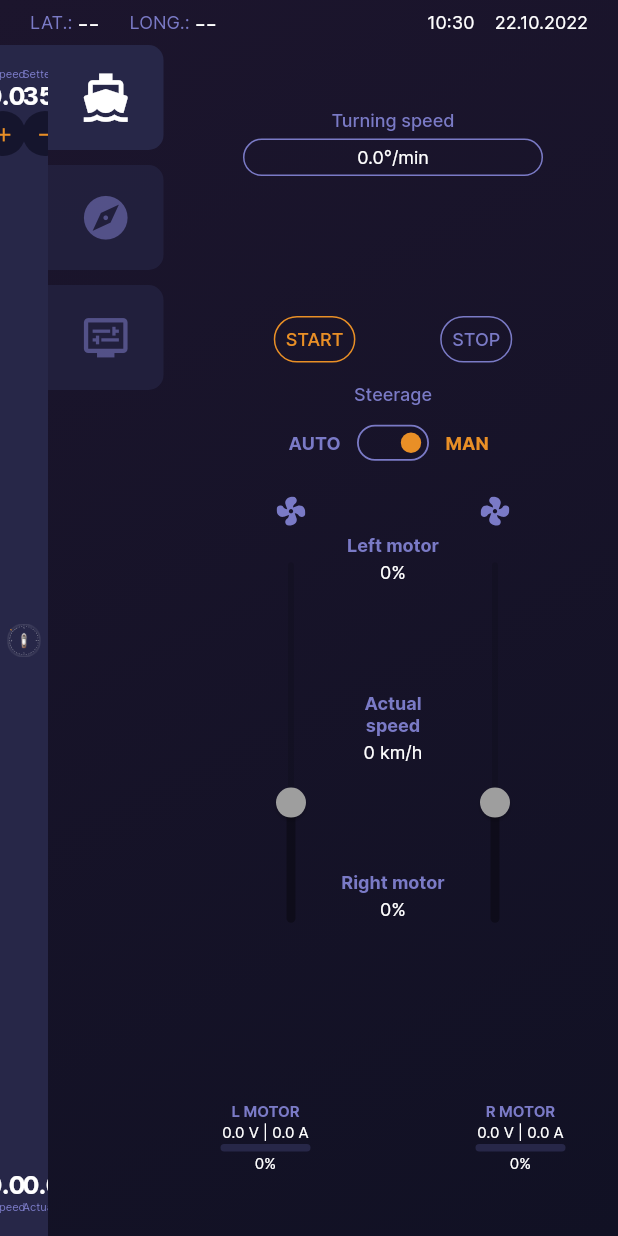
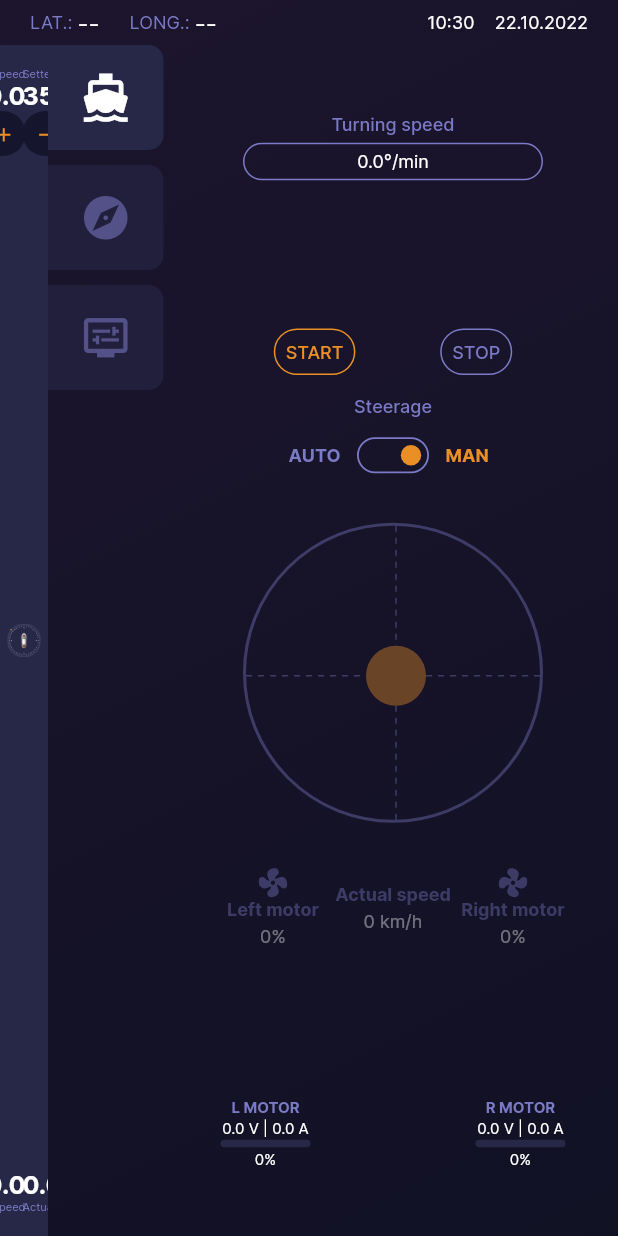
Before and after one commit to Rav-Naz/Boat-Autopilot, a Flutter app: the screen it shows after launch, after a tap on the "remove" icon, on a phone screen of 412 x 824 dp. Run offline on Flutter 3.47's test engine with Material 2 defaults, Android fonts, the phone set to English and light mode, and no system bars; drawn by our look-alikes of auto_size_text, dotted_line; our stand-ins replace animated_flip_counter, flutter_map, flutter_svg, latlong2, shared_preferences; missing offline and left inert: mqtt_client; generated files the repository leaves out were written again.

Commit message:
add joystick

```diff
--- a/lib/views/motor_panel.dart
+++ b/lib/views/motor_panel.dart
@@ -4,6 +4,7 @@ import 'package:auto_size_text/auto_size_text.dart';
 import 'package:boat_autopilot/providers/map_provider.dart';
 import 'package:boat_autopilot/shared/colors.dart';
 import 'package:boat_autopilot/widgets/bipolar_switch.dart';
+import 'package:boat_autopilot/widgets/joystick.dart';
 import 'package:flutter/material.dart';
 import 'package:flutter_svg/flutter_svg.dart';
 import 'package:mqtt_client/mqtt_client.dart';
@@ -113,6 +114,34 @@ class _MotorPanelViewState extends State<MotorPanelView> {
 
   @override
   Widget build(BuildContext context) {
+    var joystick1 = JoyStick(
+        radius: 100,
+        stickRadius: 20,
+        callback: (x, y) {
+          var left = 0;
+          var right = 0;
+          // Lewa gora
+          if (x <= 0 && y >= 0) {
+            left = y + x ~/ 4;
+            right = y - x ~/ 4;
+          }
+          // Prawa gora
+          else if (x >= 0 && y >= 0) {
+            left = y - x ~/ 4;
+            right = y + x ~/ 4;
+          }
+          // Lewy dol
+          else if (x <= 0 && y <= 0) {
+            left = y + x ~/ 4;
+            right = y - x ~/ 4;
+          }
+          // Prawa dol
+          else if (x >= 0 && y <= 0) {
+            left = y - x ~/ 4;
+            right = y + x ~/ 4;
+          }
+          print('left: ${left}, right: ${right}');
+        });
     return ConstrainedBox(
         constraints: const BoxConstraints(
           minWidth: 300.0,
@@ -140,7 +169,7 @@ class _MotorPanelViewState extends State<MotorPanelView> {
               ],
             ),
             Column(
-              mainAxisAlignment: MainAxisAlignment.center,
+              mainAxisAlignment: MainAxisAlignment.spaceBetween,
               crossAxisAlignment: CrossAxisAlignment.center,
               children: [
                 SizedBox(
@@ -173,7 +202,12 @@ class _MotorPanelViewState extends State<MotorPanelView> {
                                 border: Border.all(color: accent))),
                       ),
                       TextButton(
-                        onPressed: engineStarted ? offEngine : null,
+                        onPressed: engineStarted
+                            ? () {
+                                joystick1.reset.call();
+                                offEngine();
+                              }
+                            : null,
                         child: Container(
                             child: const Padding(
                               padding: EdgeInsets.all(7.0),
@@ -216,22 +250,35 @@ class _MotorPanelViewState extends State<MotorPanelView> {
                   );
                 }),
                 Opacity(
-                  opacity: 1,
-                  // opacity: engineStarted ? 1 : 0.4,
-                  child: SizedBox(
-                    height: MediaQuery.of(context).size.height * 0.4,
-                    child: Row(
+                  // opacity: 1,
+                  opacity: engineStarted ? 1 : 0.4,
+                  child: Column(
                     crossAxisAlignment: CrossAxisAlignment.center,
                     mainAxisAlignment: MainAxisAlignment.center,
                     children: manualMode
                         ? [
-                              Column(
-                                mainAxisAlignment: MainAxisAlignment.center,
+                            AbsorbPointer(
+                              absorbing: !engineStarted,
+                              child: Padding(
+                                padding:
+                                    const EdgeInsets.symmetric(vertical: 20),
+                                child: joystick1,
+                              ),
+                            ),
+                            Padding(
+                              padding: const EdgeInsets.all(10),
+                              child: Row(
+                                mainAxisAlignment:
+                                    MainAxisAlignment.spaceAround,
                                 crossAxisAlignment: CrossAxisAlignment.center,
                                 children: [
-                                  Padding(
-                                    padding: const EdgeInsets.all(0.0),
-                                    child: Row(
+                                  SizedBox(
+                                    width: 80,
+                                    child: Column(
+                                      mainAxisAlignment:
+                                          MainAxisAlignment.center,
+                                      crossAxisAlignment:
+                                          CrossAxisAlignment.center,
                                       children: [
                                         Transform(
                                           alignment: Alignment.center,
@@ -242,55 +289,8 @@ class _MotorPanelViewState extends State<MotorPanelView> {
                                               child: SvgPicture.asset(
                                                 "assets/svg/fan.svg",
                                                 color: primary,
-                                                ))),
-                                      ],
+                                              )),
                                         ),
-                                  ),
-                                  RotatedBox(
-                                    quarterTurns: -1,
-                                    child: SizedBox(
-                                      width:
-                                          MediaQuery.of(context).size.height *
-                                              0.35,
-                                      child: Slider(
-                                        min: -50.0,
-                                        max: 100.0,
-                                        value: settedLeftEngingeLoad,
-                                        onChanged: engineStarted
-                                            ? (value) {
-                                                setState(() {
-                                                  settedLeftEngingeLoad = value;
-                                                  _mqtt.publish(
-                                                      "boat/main/l_motor_setted_load",
-                                                      settedLeftEngingeLoad
-                                                          .toInt()
-                                                          .toString());
-                                                });
-                                              }
-                                            : null,
-                                        activeColor: accent,
-                                        inactiveColor: primaryDark,
-                                      ),
-                                    ),
-                                  )
-                                ],
-                              ),
-                              Padding(
-                                padding:
-                                    const EdgeInsets.symmetric(horizontal: 9),
-                                child: Column(
-                                  mainAxisAlignment:
-                                      MainAxisAlignment.spaceAround,
-                                  crossAxisAlignment: CrossAxisAlignment.center,
-                                  children: [
-                                    SizedBox(
-                                      width: 70,
-                                      child: Column(
-                                        mainAxisAlignment:
-                                            MainAxisAlignment.center,
-                                        crossAxisAlignment:
-                                            CrossAxisAlignment.center,
-                                        children: [
                                         AutoSizeText(
                                           AppLocalizations.of(context)!
                                               .engine_load_l,
@@ -314,7 +314,7 @@ class _MotorPanelViewState extends State<MotorPanelView> {
                                     ),
                                   ),
                                   SizedBox(
-                                      width: 70,
+                                    width: 80,
                                     child: Column(
                                       mainAxisAlignment:
                                           MainAxisAlignment.center,
@@ -344,13 +344,20 @@ class _MotorPanelViewState extends State<MotorPanelView> {
                                     ),
                                   ),
                                   SizedBox(
-                                      width: 70,
+                                    width: 80,
                                     child: Column(
                                       mainAxisAlignment:
                                           MainAxisAlignment.center,
                                       crossAxisAlignment:
                                           CrossAxisAlignment.center,
                                       children: [
+                                        SizedBox(
+                                            width: 20,
+                                            height: 20,
+                                            child: SvgPicture.asset(
+                                              "assets/svg/fan.svg",
+                                              color: primary,
+                                            )),
                                         AutoSizeText(
                                           AppLocalizations.of(context)!
                                               .engine_load_r,
@@ -375,54 +382,6 @@ class _MotorPanelViewState extends State<MotorPanelView> {
                                   ),
                                 ],
                               ),
-                              ),
-                              Column(
-                                mainAxisAlignment: MainAxisAlignment.center,
-                                crossAxisAlignment: CrossAxisAlignment.center,
-                                children: [
-                                  Padding(
-                                    padding: const EdgeInsets.all(0.0),
-                                    child: Row(
-                                      children: [
-                                        SizedBox(
-                                            width: 20,
-                                            height: 20,
-                                            child: SvgPicture.asset(
-                                              "assets/svg/fan.svg",
-                                              color: primary,
-                                            )),
-                                      ],
-                                    ),
-                                  ),
-                                  RotatedBox(
-                                    quarterTurns: -1,
-                                    child: SizedBox(
-                                      width:
-                                          MediaQuery.of(context).size.height *
-                                              0.35,
-                                      child: Slider(
-                                        min: -50.0,
-                                        max: 100.0,
-                                        value: settedRightEngingeLoad,
-                                        onChanged: engineStarted
-                                            ? (value) {
-                                                setState(() {
-                                                  settedRightEngingeLoad =
-                                                      value;
-                                                  _mqtt.publish(
-                                                      "boat/main/r_motor_setted_load",
-                                                      settedRightEngingeLoad
-                                                          .toInt()
-                                                          .toString());
-                                                });
-                                              }
-                                            : null,
-                                        activeColor: accent,
-                                        inactiveColor: primaryDark,
-                                      ),
-                                    ),
-                                  )
-                                ],
                             )
                           ]
                         : [
@@ -443,9 +402,7 @@ class _MotorPanelViewState extends State<MotorPanelView> {
                                   ),
                                   const SizedBox(height: 2),
                                   AutoSizeText(
-                                        (settedTwoEngineLoad)
-                                                .toInt()
-                                                .toString() +
+                                      (settedTwoEngineLoad).toInt().toString() +
                                           "%",
                                       style: const TextStyle(
                                           color: Colors.white, fontSize: 12)),
@@ -483,8 +440,7 @@ class _MotorPanelViewState extends State<MotorPanelView> {
                                 RotatedBox(
                                   quarterTurns: -1,
                                   child: SizedBox(
-                                      width:
-                                          MediaQuery.of(context).size.height *
+                                    width: MediaQuery.of(context).size.height *
                                         0.33,
                                     child: Slider(
                                       min: -50.0,
@@ -516,8 +472,7 @@ class _MotorPanelViewState extends State<MotorPanelView> {
                                 crossAxisAlignment: CrossAxisAlignment.center,
                                 children: [
                                   AutoSizeText(
-                                      AppLocalizations.of(context)!
-                                          .actual_speed,
+                                    AppLocalizations.of(context)!.actual_speed,
                                     maxLines: 2,
                                     textAlign: TextAlign.center,
                                     style: const TextStyle(
@@ -537,7 +492,6 @@ class _MotorPanelViewState extends State<MotorPanelView> {
                               ),
                             ),
                           ],
-                    ),
                   ),
                 )
               ],
--- /dev/null
+++ b/lib/widgets/joystick.dart
@@ -0,0 +1,151 @@
+import 'package:boat_autopilot/shared/colors.dart';
+import 'package:dotted_line/dotted_line.dart';
+import 'package:flutter/material.dart';
+import 'package:flutter/widgets.dart';
+import 'dart:math' as Math;
+
+class JoyStick extends StatefulWidget {
+  final double radius;
+  final double stickRadius;
+  final Function callback;
+  void Function() reset = () {};
+
+  JoyStick(
+      {Key? key,
+      required this.radius,
+      required this.stickRadius,
+      required this.callback})
+      : super(key: key);
+
+  @override
+  _JoyStickState createState() => _JoyStickState();
+}
+
+class _JoyStickState extends State<JoyStick> {
+  final GlobalKey _joyStickContainer = GlobalKey();
+  double yOff = 0, xOff = 0;
+  double _x = 0, _y = 0;
+
+  @override
+  void initState() {
+    super.initState();
+
+    WidgetsBinding.instance.addPostFrameCallback((timeStamp) {
+      final RenderBox renderBoxWidget =
+          _joyStickContainer.currentContext?.findRenderObject() as RenderBox;
+      final offset = renderBoxWidget.localToGlobal(Offset.zero);
+
+      xOff = offset.dx;
+      yOff = offset.dy;
+    });
+
+    _centerStick();
+  }
+
+  void _centerStick() {
+    setState(() {
+      _x = widget.radius;
+      _y = widget.radius;
+    });
+
+    _sendCoordinates(_x, _y);
+  }
+
+  int map(x, in_min, in_max, out_min, out_max) {
+    return ((x - in_min) * (out_max - out_min) / (in_max - in_min) + out_min)
+        .floor();
+  }
+
+  void _onPointerMove(PointerEvent details) {
+    var x = details.position.dx - widget.radius - xOff;
+    var y = details.position.dy - widget.radius - yOff;
+    final isPointInCircle = x * x + y * y < widget.radius * widget.radius;
+    if (!isPointInCircle) {
+      final mult = Math.sqrt(widget.radius * widget.radius / (y * y + x * x));
+      x *= mult;
+      y *= mult;
+    }
+
+    final xOffset = x + widget.radius;
+    final yOffset = y + widget.radius;
+
+    setState(() {
+      _x = xOffset;
+      _y = yOffset;
+    });
+    _sendCoordinates(xOffset, yOffset);
+  }
+
+  void _sendCoordinates(double x, double y) {
+    double speed = y - widget.radius;
+    double direction = x - widget.radius;
+
+    var vSpeed = -1 * map(speed, 0, (widget.radius).floor(), 0, 100);
+    var vDirection = map(direction, 0, (widget.radius).floor(), 0, 100);
+
+    widget.callback(vDirection, vSpeed);
+  }
+
+  isStickInside(x, y, circleX, circleY, circleRadius) {
+    var absX = Math.pow((x - circleX).abs(), 2.0);
+    var absY = Math.pow((y - circleY).abs(), 2.0);
+    return Math.sqrt(absX + absY) < circleRadius;
+  }
+
+  Widget build(BuildContext context) {
+    widget.reset = () {
+      _centerStick();
+    };
+    return Center(
+      child: Listener(
+        behavior: HitTestBehavior.opaque,
+        onPointerMove: _onPointerMove,
+        child: Container(
+          key: _joyStickContainer,
+          width: widget.radius * 2,
+          height: widget.radius * 2,
+          decoration: BoxDecoration(
+              borderRadius: BorderRadius.circular(widget.radius),
+              border: Border.all(color: primary, width: 2)),
+          child: Stack(
+            clipBehavior: Clip.none,
+            children: [
+              Positioned(
+                  child: SizedBox(
+                    child: const Center(child: DottedLine(dashColor: primary)),
+                    height: widget.radius * 2,
+                    width: widget.radius * 2,
+                  ),
+                  left: 0,
+                  top: 0),
+              Positioned(
+                  child: RotatedBox(
+                    quarterTurns: 1,
+                    child: SizedBox(
+                      child:
+                          const Center(child: DottedLine(dashColor: primary)),
+                      height: widget.radius * 2,
+                      width: widget.radius * 2,
+                    ),
+                  ),
+                  left: 0,
+                  top: 0),
+              Positioned(
+                left: _x - widget.stickRadius,
+                top: _y - widget.stickRadius,
+                child: Container(
+                  width: widget.stickRadius * 2,
+                  height: widget.stickRadius * 2,
+                  decoration: BoxDecoration(
+                    color: accent,
+                    borderRadius: BorderRadius.circular(widget.stickRadius),
+                  ),
+                ),
+              ),
+            ],
+          ),
+        ),
+      ),
+    );
+  }
+}
```
Also changed, not shown: lib/views/settings.dart (+6 -6 lines). Lines whose indentation alone changed are shown as unchanged.
